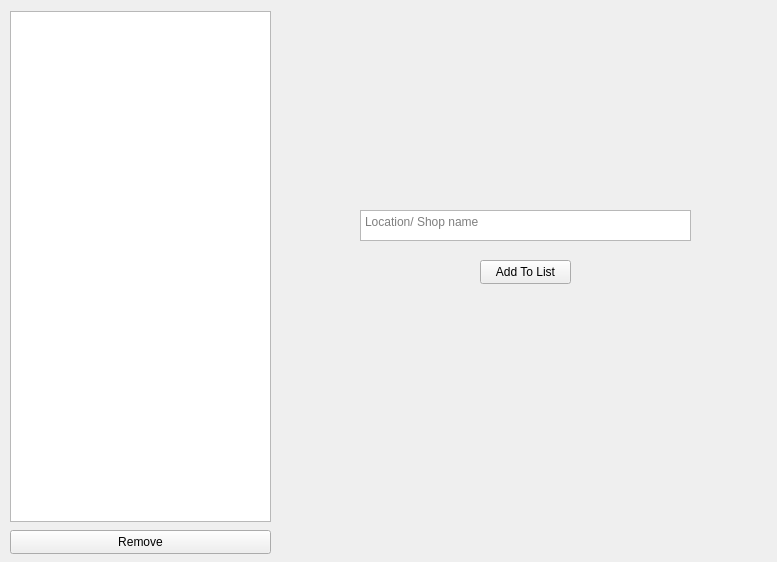
DhirajWishal/DeliveryPlanningTool, file Source/EditLocations.ui: the form before one commit.
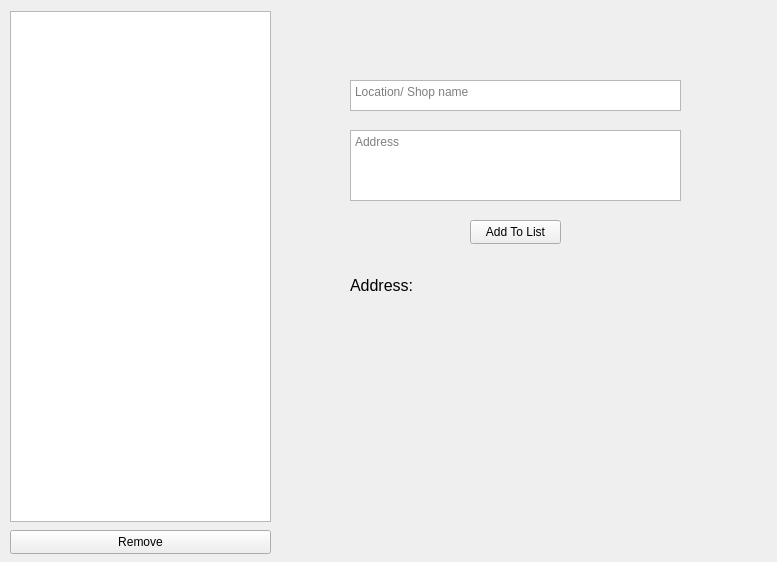
The form after the commit.

```diff
--- a/Source/EditLocations.ui
+++ b/Source/EditLocations.ui
@@ -16,8 +16,8 @@
   <widget class="QPushButton" name="addToList">
    <property name="geometry">
     <rect>
-     <x>480</x>
-     <y>260</y>
+     <x>470</x>
+     <y>220</y>
      <width>91</width>
      <height>24</height>
     </rect>
@@ -29,8 +29,8 @@
   <widget class="QTextEdit" name="locationName">
    <property name="geometry">
     <rect>
-     <x>360</x>
-     <y>210</y>
+     <x>350</x>
+     <y>80</y>
      <width>331</width>
      <height>31</height>
     </rect>
@@ -62,6 +62,59 @@
     <string>Remove</string>
    </property>
   </widget>
+  <widget class="QTextEdit" name="address">
+   <property name="geometry">
+    <rect>
+     <x>350</x>
+     <y>130</y>
+     <width>331</width>
+     <height>71</height>
+    </rect>
+   </property>
+   <property name="placeholderText">
+    <string>Address</string>
+   </property>
+  </widget>
+  <widget class="QLabel" name="label">
+   <property name="geometry">
+    <rect>
+     <x>350</x>
+     <y>270</y>
+     <width>329</width>
+     <height>31</height>
+    </rect>
+   </property>
+   <property name="font">
+    <font>
+     <pointsize>12</pointsize>
+    </font>
+   </property>
+   <property name="text">
+    <string>Address:</string>
+   </property>
+  </widget>
+  <widget class="QLabel" name="labelAddress">
+   <property name="geometry">
+    <rect>
+     <x>350</x>
+     <y>330</y>
+     <width>329</width>
+     <height>221</height>
+    </rect>
+   </property>
+   <property name="text">
+    <string/>
+   </property>
+   <property name="textFormat">
+    <enum>Qt::AutoText</enum>
+   </property>
+   <property name="alignment">
+    <set>Qt::AlignLeading|Qt::AlignLeft|Qt::AlignTop</set>
+   </property>
+   <property name="wordWrap">
+    <bool>true</bool>
+   </property>
+  </widget>
  </widget>
  <resources/>
  <connections/>
```
